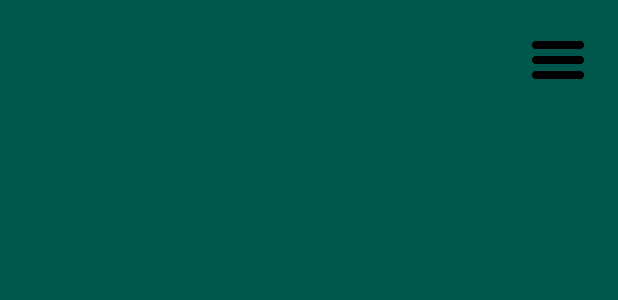
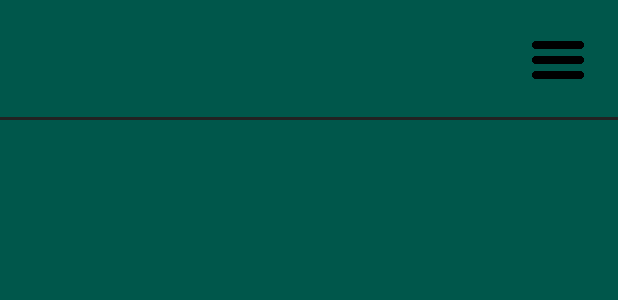
Before and after one commit to SinaZK/defend-android, an Android app: the layout activity_main.xml on its own in the app's theme, with its tools: preview values and no code run, on a phone screen of 412 x 824 dp. Shown: the top 300 px of the screen. Run offline under Robolectric (Android 15) with nearby library versions, the phone set to English and light mode, and no system bars.

Commit message:
Add seprator to my_toolbar

```diff
--- a/app/src/main/res/layout/my_toolbar.xml
+++ b/app/src/main/res/layout/my_toolbar.xml
@@ -25,4 +25,9 @@
         android:src="@drawable/drawer"
         android:scaleType="fitCenter"/>
 
+    <View
+        android:background="#222222"
+        android:layout_width="match_parent"
+        android:layout_height="2dp"
+        android:layout_alignParentBottom="true"/>
 </RelativeLayout>
```
